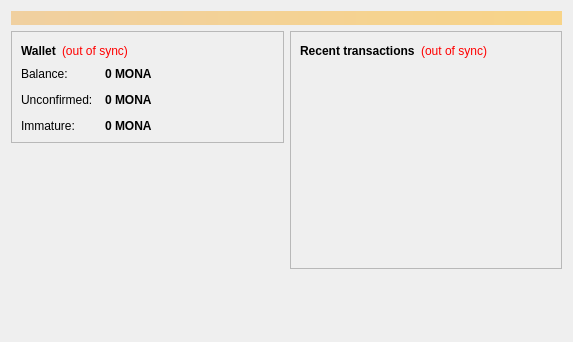
Above: src/qt/forms/overviewpage.ui from monacoinproject/monacoin before the change. Below: the same form after it.
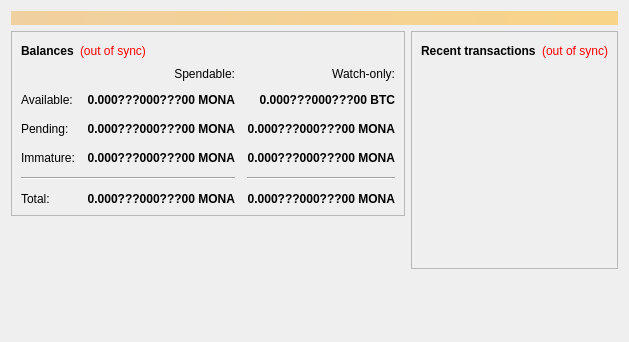
That is the form after the change.

```diff
--- a/src/qt/forms/overviewpage.ui
+++ b/src/qt/forms/overviewpage.ui
@@ -6,7 +6,7 @@
    <rect>
     <x>0</x>
     <y>0</y>
-    <width>573</width>
+    <width>596</width>
     <height>342</height>
    </rect>
   </property>
@@ -54,7 +54,7 @@
                </font>
               </property>
               <property name="text">
-               <string>Wallet</string>
+               <string>Balances</string>
               </property>
              </widget>
             </item>
@@ -75,6 +75,159 @@
              </widget>
             </item>
             <item>
+             <spacer name="horizontalSpacer_3">
+              <property name="orientation">
+               <enum>Qt::Horizontal</enum>
+              </property>
+              <property name="sizeHint" stdset="0">
+               <size>
+                <width>40</width>
+                <height>20</height>
+               </size>
+              </property>
+             </spacer>
+            </item>
+           </layout>
+          </item>
+          <item>
+           <layout class="QGridLayout" name="gridLayout">
+            <property name="spacing">
+             <number>12</number>
+            </property>
+            <item row="2" column="2">
+             <widget class="QLabel" name="labelWatchPending">
+              <property name="font">
+               <font>
+                <weight>75</weight>
+                <bold>true</bold>
+               </font>
+              </property>
+              <property name="cursor">
+               <cursorShape>IBeamCursor</cursorShape>
+              </property>
+              <property name="toolTip">
+               <string>Unconfirmed transactions to watch-only addresses</string>
+              </property>
+              <property name="text">
+               <string notr="true">0.000???000???00 MONA</string>
+              </property>
+              <property name="alignment">
+               <set>Qt::AlignRight|Qt::AlignTrailing|Qt::AlignVCenter</set>
+              </property>
+              <property name="textInteractionFlags">
+               <set>Qt::LinksAccessibleByMouse|Qt::TextSelectableByKeyboard|Qt::TextSelectableByMouse</set>
+              </property>
+             </widget>
+            </item>
+            <item row="2" column="1">
+             <widget class="QLabel" name="labelUnconfirmed">
+              <property name="font">
+               <font>
+                <weight>75</weight>
+                <bold>true</bold>
+               </font>
+              </property>
+              <property name="cursor">
+               <cursorShape>IBeamCursor</cursorShape>
+              </property>
+              <property name="toolTip">
+               <string>Total of transactions that have yet to be confirmed, and do not yet count toward the spendable balance</string>
+              </property>
+              <property name="text">
+               <string notr="true">0.000???000???00 MONA</string>
+              </property>
+              <property name="alignment">
+               <set>Qt::AlignRight|Qt::AlignTrailing|Qt::AlignVCenter</set>
+              </property>
+              <property name="textInteractionFlags">
+               <set>Qt::LinksAccessibleByMouse|Qt::TextSelectableByKeyboard|Qt::TextSelectableByMouse</set>
+              </property>
+             </widget>
+            </item>
+            <item row="3" column="2">
+             <widget class="QLabel" name="labelWatchImmature">
+              <property name="font">
+               <font>
+                <weight>75</weight>
+                <bold>true</bold>
+               </font>
+              </property>
+              <property name="cursor">
+               <cursorShape>IBeamCursor</cursorShape>
+              </property>
+              <property name="toolTip">
+               <string>Mined balance in watch-only addresses that has not yet matured</string>
+              </property>
+              <property name="text">
+               <string notr="true">0.000???000???00 MONA</string>
+              </property>
+              <property name="alignment">
+               <set>Qt::AlignRight|Qt::AlignTrailing|Qt::AlignVCenter</set>
+              </property>
+              <property name="textInteractionFlags">
+               <set>Qt::LinksAccessibleByMouse|Qt::TextSelectableByKeyboard|Qt::TextSelectableByMouse</set>
+              </property>
+             </widget>
+            </item>
+            <item row="4" column="0" colspan="2">
+             <widget class="Line" name="line">
+              <property name="orientation">
+               <enum>Qt::Horizontal</enum>
+              </property>
+             </widget>
+            </item>
+            <item row="4" column="2">
+             <widget class="Line" name="lineWatchBalance">
+              <property name="sizePolicy">
+               <sizepolicy hsizetype="Preferred" vsizetype="Fixed">
+                <horstretch>0</horstretch>
+                <verstretch>0</verstretch>
+               </sizepolicy>
+              </property>
+              <property name="minimumSize">
+               <size>
+                <width>140</width>
+                <height>0</height>
+               </size>
+              </property>
+              <property name="orientation">
+               <enum>Qt::Horizontal</enum>
+              </property>
+             </widget>
+            </item>
+            <item row="5" column="0">
+             <widget class="QLabel" name="labelTotalText">
+              <property name="text">
+               <string>Total:</string>
+              </property>
+             </widget>
+            </item>
+            <item row="3" column="1">
+             <widget class="QLabel" name="labelImmature">
+              <property name="font">
+               <font>
+                <weight>75</weight>
+                <bold>true</bold>
+               </font>
+              </property>
+              <property name="cursor">
+               <cursorShape>IBeamCursor</cursorShape>
+              </property>
+              <property name="toolTip">
+               <string>Mined balance that has not yet matured</string>
+              </property>
+              <property name="text">
+               <string notr="true">0.000???000???00 MONA</string>
+              </property>
+              <property name="alignment">
+               <set>Qt::AlignRight|Qt::AlignTrailing|Qt::AlignVCenter</set>
+              </property>
+              <property name="textInteractionFlags">
+               <set>Qt::LinksAccessibleByMouse|Qt::TextSelectableByKeyboard|Qt::TextSelectableByMouse</set>
+              </property>
+             </widget>
+            </item>
+            <item row="2" column="3">
              <spacer name="horizontalSpacer_2">
               <property name="orientation">
                <enum>Qt::Horizontal</enum>
@@ -87,28 +240,15 @@
               </property>
              </spacer>
             </item>
-           </layout>
-          </item>
-          <item>
-           <layout class="QFormLayout" name="formLayout_2">
-            <property name="fieldGrowthPolicy">
-             <enum>QFormLayout::AllNonFixedFieldsGrow</enum>
-            </property>
-            <property name="horizontalSpacing">
-             <number>12</number>
-            </property>
-            <property name="verticalSpacing">
-             <number>12</number>
-            </property>
-            <item row="0" column="0">
-             <widget class="QLabel" name="label">
+            <item row="3" column="0">
+             <widget class="QLabel" name="labelImmatureText">
               <property name="text">
-               <string>Balance:</string>
+               <string>Immature:</string>
               </property>
              </widget>
             </item>
-            <item row="0" column="1">
-             <widget class="QLabel" name="labelBalance">
+            <item row="5" column="1">
+             <widget class="QLabel" name="labelTotal">
               <property name="font">
                <font>
                 <weight>75</weight>
@@ -122,22 +262,60 @@
                <string>Your current balance</string>
               </property>
               <property name="text">
-               <string notr="true">0 MONA</string>
+               <string notr="true">0.000???000???00 MONA</string>
               </property>
+              <property name="alignment">
+               <set>Qt::AlignRight|Qt::AlignTrailing|Qt::AlignVCenter</set>
+              </property>
               <property name="textInteractionFlags">
                <set>Qt::LinksAccessibleByMouse|Qt::TextSelectableByKeyboard|Qt::TextSelectableByMouse</set>
               </property>
              </widget>
             </item>
+            <item row="5" column="2">
+             <widget class="QLabel" name="labelWatchTotal">
+              <property name="font">
+               <font>
+                <weight>75</weight>
+                <bold>true</bold>
+               </font>
+              </property>
+              <property name="cursor">
+               <cursorShape>IBeamCursor</cursorShape>
+              </property>
+              <property name="toolTip">
+               <string>Current total balance in watch-only addresses</string>
+              </property>
+              <property name="text">
+               <string notr="true">0.000???000???00 MONA</string>
+              </property>
+              <property name="alignment">
+               <set>Qt::AlignRight|Qt::AlignTrailing|Qt::AlignVCenter</set>
+              </property>
+              <property name="textInteractionFlags">
+               <set>Qt::LinksAccessibleByMouse|Qt::TextSelectableByKeyboard|Qt::TextSelectableByMouse</set>
+              </property>
+             </widget>
+            </item>
+            <item row="0" column="2">
+             <widget class="QLabel" name="labelWatchonly">
+              <property name="text">
+               <string>Watch-only:</string>
+              </property>
+              <property name="alignment">
+               <set>Qt::AlignRight|Qt::AlignTrailing|Qt::AlignVCenter</set>
+              </property>
+             </widget>
+            </item>
             <item row="1" column="0">
-             <widget class="QLabel" name="label_3">
+             <widget class="QLabel" name="labelBalanceText">
               <property name="text">
-               <string>Unconfirmed:</string>
+               <string>Available:</string>
               </property>
              </widget>
             </item>
             <item row="1" column="1">
-             <widget class="QLabel" name="labelUnconfirmed">
+             <widget class="QLabel" name="labelBalance">
               <property name="font">
                <font>
                 <weight>75</weight>
@@ -151,7 +329,35 @@
                <string>Total of transactions that have yet to be confirmed, and do not yet count toward the current balance</string>
               </property>
               <property name="text">
-               <string notr="true">0 MONA</string>
+               <string notr="true">0.000???000???00 MONA</string>
+              </property>
+              <property name="alignment">
+               <set>Qt::AlignRight|Qt::AlignTrailing|Qt::AlignVCenter</set>
+              </property>
+              <property name="textInteractionFlags">
+               <set>Qt::LinksAccessibleByMouse|Qt::TextSelectableByKeyboard|Qt::TextSelectableByMouse</set>
+              </property>
+             </widget>
+            </item>
+            <item row="1" column="2">
+             <widget class="QLabel" name="labelWatchAvailable">
+              <property name="font">
+               <font>
+                <weight>75</weight>
+                <bold>true</bold>
+               </font>
+              </property>
+              <property name="cursor">
+               <cursorShape>IBeamCursor</cursorShape>
+              </property>
+              <property name="toolTip">
+               <string>Your current balance in watch-only addresses</string>
+              </property>
+              <property name="text">
+               <string notr="true">0.000???000???00 BTC</string>
+              </property>
+              <property name="alignment">
+               <set>Qt::AlignRight|Qt::AlignTrailing|Qt::AlignVCenter</set>
               </property>
               <property name="textInteractionFlags">
                <set>Qt::LinksAccessibleByMouse|Qt::TextSelectableByKeyboard|Qt::TextSelectableByMouse</set>
@@ -159,28 +365,19 @@
              </widget>
             </item>
             <item row="2" column="0">
-             <widget class="QLabel" name="labelImmatureText">
+             <widget class="QLabel" name="labelPendingText">
               <property name="text">
-               <string>Immature:</string>
+               <string>Pending:</string>
               </property>
              </widget>
             </item>
-            <item row="2" column="1">
-             <widget class="QLabel" name="labelImmature">
-              <property name="font">
-               <font>
-                <weight>75</weight>
-                <bold>true</bold>
-               </font>
-              </property>
-              <property name="toolTip">
-               <string>Mined balance that has not yet matured</string>
-              </property>
+            <item row="0" column="1">
+             <widget class="QLabel" name="labelSpendable">
               <property name="text">
-               <string notr="true">0 MONA</string>
+               <string>Spendable:</string>
               </property>
-              <property name="textInteractionFlags">
-               <set>Qt::LinksAccessibleByMouse|Qt::TextSelectableByKeyboard|Qt::TextSelectableByMouse</set>
+              <property name="alignment">
+               <set>Qt::AlignRight|Qt::AlignTrailing|Qt::AlignVCenter</set>
               </property>
              </widget>
             </item>
@@ -219,8 +416,14 @@
            <layout class="QHBoxLayout" name="horizontalLayout_2">
             <item>
              <widget class="QLabel" name="label_4">
+              <property name="font">
+               <font>
+                <weight>75</weight>
+                <bold>true</bold>
+               </font>
+              </property>
               <property name="text">
-               <string>&lt;b&gt;Recent transactions&lt;/b&gt;</string>
+               <string>Recent transactions</string>
               </property>
              </widget>
             </item>
```
Left out of the diff: 10 changed lines with no effect on the pictures.
